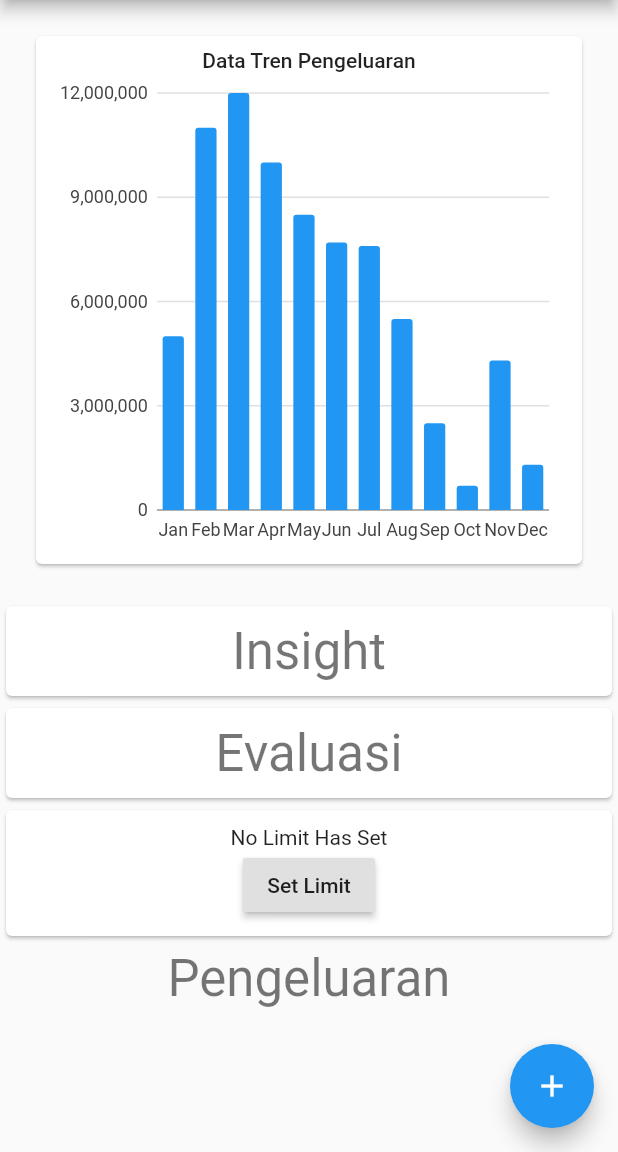
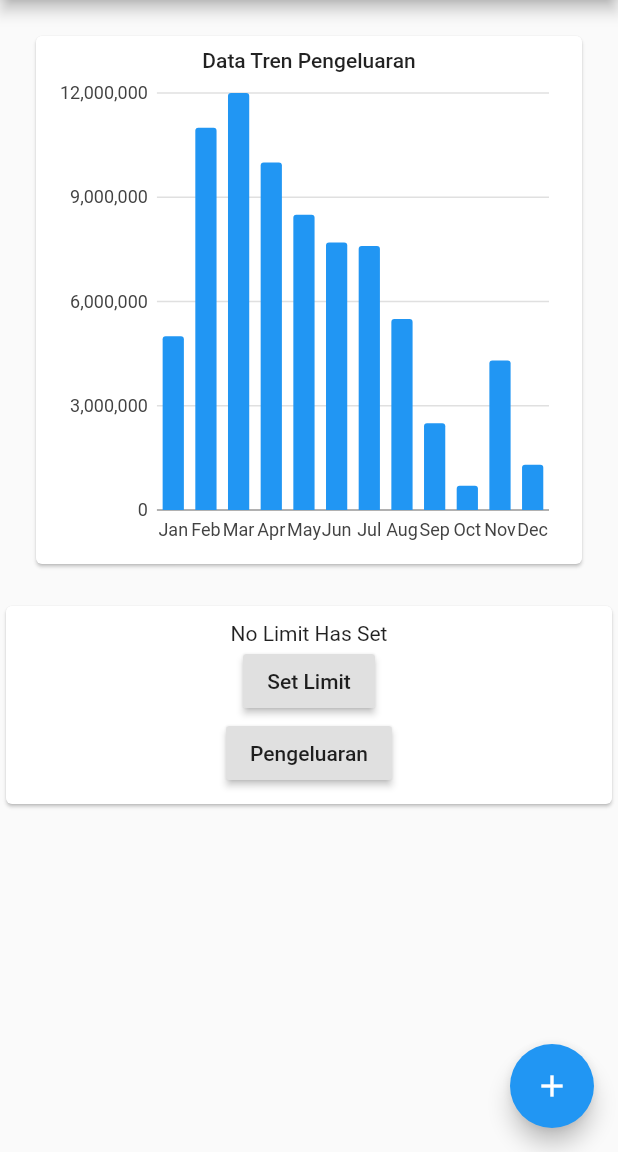
Before and after one commit to suggoitanoshi/Hemat.in, a Flutter app: the screen it shows after launch, on a phone screen of 412 x 824 dp, the part 84-1236 px from its top. Run offline on Flutter 3.47's test engine with Material 2 defaults, Android fonts, the phone set to English and light mode, and no system bars; our stand-ins replace charts_flutter, moor, moor_flutter; generated files the repository leaves out were written again.

Commit message:
Changed main.dart layout
removed evaluasi from main.dart, moved pengeluaran and limit to the same card.

```diff
--- a/lib/main.dart
+++ b/lib/main.dart
@@ -130,31 +130,6 @@ class _MyHomePageState extends State<MyHomePage> {
               data: data,
             ),
             Card(
-                child: Padding(
-              padding: EdgeInsets.all(10),
-              child: Column(
-                children: <Widget>[
-                  Text(
-                    'Insight',
-                    style: Theme.of(context).textTheme.headline4,
-                  ),
-                ],
-              ),
-            )),
-            Card(
-              child: Padding(
-                padding: EdgeInsets.all(10),
-                child: Column(
-                  children: <Widget>[
-                    Text(
-                      'Evaluasi',
-                      style: Theme.of(context).textTheme.headline4,
-                    ),
-                  ],
-                ),
-              ),
-            ),
-            Card(
               child: Padding(
                 padding: EdgeInsets.all(10),
                 child: Column(
@@ -192,17 +167,19 @@ class _MyHomePageState extends State<MyHomePage> {
                           state = result;
                         });
                       },
-                    )
+                    ),
+                    RaisedButton(
+                        child: Text('Pengeluaran'),
+                        onPressed: () {
+                          Navigator.push(
+                              context,
+                              MaterialPageRoute(
+                                  builder: (context) => Pengeluaran()));
+                        })
                   ],
                 ),
               ),
             ),
-            FlatButton(
-              child: Text('Pengeluaran',style: Theme.of(context).textTheme.headline4),
-              onPressed: () {
-                Navigator.push(context, MaterialPageRoute(builder: (context)=> Pengeluaran()));
-              }
-            )
           ],
         ),
       ),
```
Also changed, not shown: lib/set_limit.dart (line endings or trailing spaces), 1 other file.
